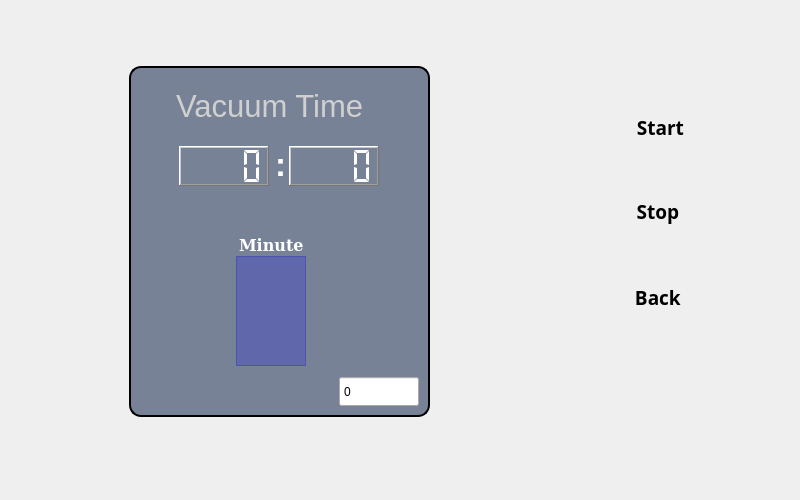
Qt form formvaccum.ui (mohsencyber/gardinaUI) before a commit.
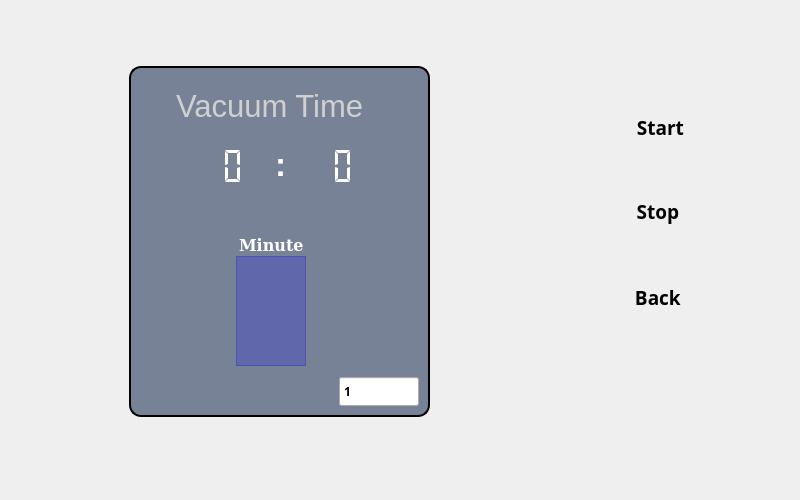
The same form after that commit. Icons and pictures are not drawn. Custom widgets are drawn as their Qt base class.

Patch:
```diff
--- a/formvaccum.ui
+++ b/formvaccum.ui
@@ -351,14 +351,17 @@
       </disabled>
      </palette>
     </property>
+    <property name="autoFillBackground">
+     <bool>false</bool>
+    </property>
     <property name="frameShape">
-     <enum>QFrame::WinPanel</enum>
+     <enum>QFrame::NoFrame</enum>
     </property>
     <property name="frameShadow">
      <enum>QFrame::Raised</enum>
     </property>
     <property name="digitCount">
-     <number>4</number>
+     <number>2</number>
     </property>
     <property name="mode">
      <enum>QLCDNumber::Dec</enum>
@@ -441,10 +444,10 @@
      </palette>
     </property>
     <property name="frameShape">
-     <enum>QFrame::WinPanel</enum>
+     <enum>QFrame::NoFrame</enum>
     </property>
     <property name="digitCount">
-     <number>4</number>
+     <number>2</number>
     </property>
     <property name="segmentStyle">
      <enum>QLCDNumber::Flat</enum>
@@ -459,6 +462,14 @@
       <height>31</height>
      </rect>
     </property>
+    <property name="font">
+     <font>
+      <family>Waree</family>
+      <weight>75</weight>
+      <italic>false</italic>
+      <bold>true</bold>
+     </font>
+    </property>
     <property name="cursor">
      <cursorShape>BlankCursor</cursorShape>
     </property>
@@ -475,10 +486,13 @@
      <bool>true</bool>
     </property>
     <property name="minimum">
-     <number>0</number>
+     <number>-1</number>
     </property>
     <property name="maximum">
-     <number>60</number>
+     <number>61</number>
+    </property>
+    <property name="value">
+     <number>1</number>
     </property>
    </widget>
    <widget class="QLabel" name="label_2">
```
